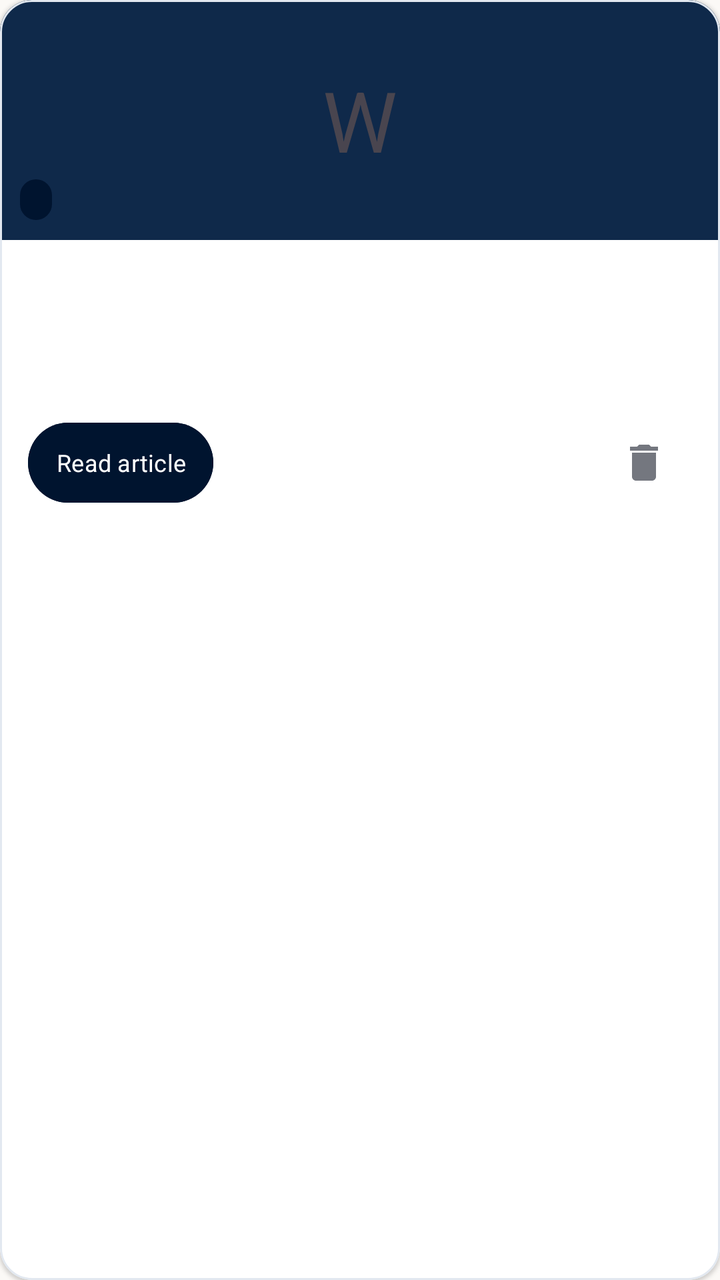
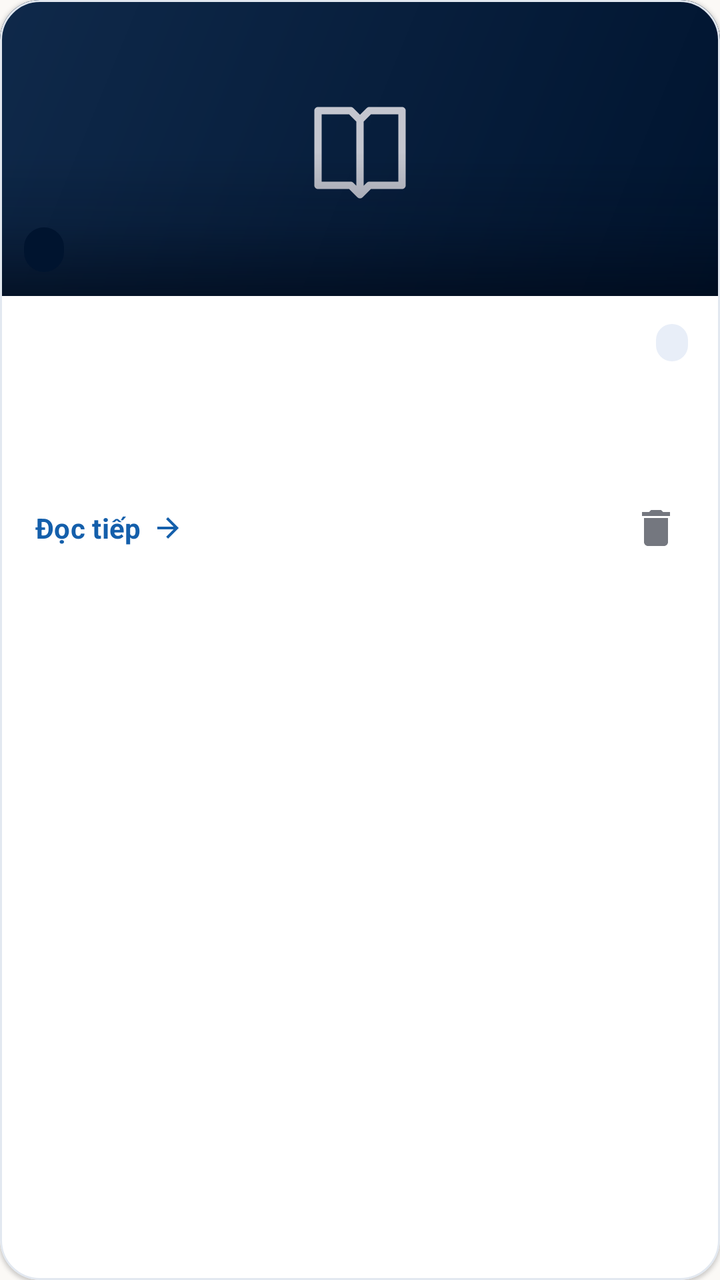

The first picture is an Android layout as it rendered before a commit; the second is the same layout after the commit. The layout source and the unified diff follow.
<!-- AndroidManifest.xml: application theme Theme.WikipediaClient -->
<!-- res/layout/item_bookmark.xml -->
<?xml version="1.0" encoding="utf-8"?>
<com.google.android.material.card.MaterialCardView
    xmlns:android="http://schemas.android.com/apk/res/android"
    xmlns:app="http://schemas.android.com/apk/res-auto"
    android:id="@+id/bookmark_card"
    android:layout_width="match_parent"
    android:layout_height="wrap_content"
    android:layout_marginStart="@dimen/page_gutter"
    android:layout_marginTop="16dp"
    android:layout_marginEnd="@dimen/page_gutter"
    app:cardBackgroundColor="@color/surface_container_lowest"
    app:cardCornerRadius="@dimen/card_radius"
    app:cardElevation="1dp"
    app:strokeColor="@color/card_stroke"
    app:strokeWidth="1dp">

    <LinearLayout
        android:layout_width="match_parent"
        android:layout_height="wrap_content"
        android:orientation="vertical">

        <FrameLayout
            android:layout_width="match_parent"
            android:layout_height="120dp"
            android:background="@color/primary_container">

            <TextView
                android:layout_width="wrap_content"
                android:layout_height="wrap_content"
                android:layout_gravity="center"
                android:text="@string/bookmark_cover"
                android:textSize="42sp" />

            <TextView
                android:layout_width="wrap_content"
                android:layout_height="wrap_content"
                android:layout_gravity="bottom|start"
                android:layout_margin="10dp"
                android:background="@drawable/bg_pill_dark"
                android:paddingStart="8dp"
                android:paddingTop="2dp"
                android:paddingEnd="8dp"
                android:paddingBottom="2dp"
                android:id="@+id/bookmark_date"
                android:textColor="@color/on_primary"
                android:textSize="12sp" />
        </FrameLayout>

        <LinearLayout
            android:layout_width="match_parent"
            android:layout_height="wrap_content"
            android:orientation="vertical"
            android:padding="14dp">

            <LinearLayout
                android:layout_width="match_parent"
                android:layout_height="wrap_content"
                android:orientation="horizontal" android:baselineAligned="false">

                <TextView
                    android:layout_width="0dp"
                    android:layout_height="wrap_content"
                    android:layout_weight="1"
                    android:id="@+id/bookmark_source"
                    android:textColor="@color/secondary"
                    android:textSize="12sp"
                    android:textStyle="bold" />

                <TextView
                    android:layout_width="wrap_content"
                    android:layout_height="wrap_content"
                    android:id="@+id/bookmark_availability"
                    android:textColor="@color/on_surface_variant"
                    android:textSize="12sp" />
            </LinearLayout>

            <TextView
                android:layout_width="match_parent"
                android:layout_height="wrap_content"
                android:layout_marginTop="2dp"
                android:fontFamily="serif"
                android:id="@+id/bookmark_title"
                android:textColor="@color/primary"
                android:textSize="18sp"
                android:textStyle="bold" />

            <TextView
                android:layout_width="match_parent"
                android:layout_height="wrap_content"
                android:layout_marginTop="4dp"
                android:ellipsize="end"
                android:maxLines="2"
                android:id="@+id/bookmark_url"
                android:textColor="@color/on_surface_variant"
                android:textSize="12sp" />

            <LinearLayout
                android:layout_width="match_parent"
                android:layout_height="wrap_content"
                android:layout_marginTop="10dp"
                android:gravity="center_vertical"
                android:orientation="horizontal" android:baselineAligned="false">

                <com.google.android.material.button.MaterialButton
                    android:id="@+id/bookmark_open"
                    android:layout_width="wrap_content"
                    android:layout_height="wrap_content"
                    android:minHeight="48dp"
                    android:backgroundTint="@color/primary"
                    android:paddingStart="14dp"
                    android:paddingEnd="14dp"
                    android:text="@string/bookmark_open"
                    android:textColor="@color/on_primary"
                    android:textSize="12sp" />

                <Space
                    android:layout_width="0dp"
                    android:layout_height="1dp"
                    android:layout_weight="1" />

                <ImageButton
                    android:id="@+id/bookmark_remove"
                    android:layout_width="48dp"
                    android:layout_height="wrap_content"
                    android:minHeight="48dp"
                    android:background="?attr/selectableItemBackgroundBorderless"
                    android:contentDescription="@string/bookmark_remove"
                    android:src="@drawable/ic_trash"
                    app:tint="@color/outline" />
            </LinearLayout>
        </LinearLayout>
    </LinearLayout>
</com.google.android.material.card.MaterialCardView>
<!-- resources referenced by this layout -->
<resources>
  <color name="card_stroke">#E2E8F0</color>
  <color name="on_primary">#FFFFFF</color>
  <color name="on_surface_variant">#44474E</color>
  <color name="outline">#74777F</color>
  <color name="primary">#00142F</color>
  <color name="primary_container">#0F294A</color>
  <color name="secondary">#145FAB</color>
  <color name="surface_container_lowest">#FFFFFF</color>
  <dimen name="card_radius">16dp</dimen>
  <dimen name="page_gutter">16dp</dimen>
  <!-- drawable bg_pill_dark (drawable) -->
  <?xml version="1.0" encoding="utf-8"?>
  <shape xmlns:android="http://schemas.android.com/apk/res/android"
      android:shape="rectangle">
      <corners android:radius="99dp" />
      <solid android:color="@color/primary" />
  </shape>
  <string name="bookmark_cover">W</string>
  <string name="bookmark_open">Read article</string>
  <string name="bookmark_remove">Remove</string>
  <color name="on_primary_container">#7A91B7</color>
  <color name="on_secondary">#FFFFFF</color>
  <color name="secondary_container">#D5E3FF</color>
  <color name="on_secondary_container">#00407A</color>
  <color name="surface">#FBF9F6</color>
  <color name="on_surface">#1B1C1A</color>
  <color name="surface_container">#EFEEEB</color>
  <style name="Widget.WikiRead.ActiveIndicator" parent="Widget.Material3.BottomNavigationView.ActiveIndicator">
          <item name="android:color">@color/primary</item>
      </style>
  <!-- unchanged entries left out for length: 3 -->
</resources>

<!-- the commit's change to res/layout/item_bookmark.xml (unified diff, before → after) -->
@@ -6,10 +6,12 @@
     android:layout_width="match_parent"
     android:layout_height="wrap_content"
     android:layout_marginStart="@dimen/page_gutter"
-    android:layout_marginTop="16dp"
+    android:layout_marginTop="14dp"
     android:layout_marginEnd="@dimen/page_gutter"
+    android:clickable="true"
+    android:focusable="true"
     app:cardBackgroundColor="@color/surface_container_lowest"
-    app:cardCornerRadius="@dimen/card_radius"
+    app:cardCornerRadius="@dimen/card_radius_large"
     app:cardElevation="1dp"
     app:strokeColor="@color/card_stroke"
     app:strokeWidth="1dp">
@@ -19,29 +21,36 @@
         android:layout_height="wrap_content"
         android:orientation="vertical">
 
+        
         <FrameLayout
             android:layout_width="match_parent"
-            android:layout_height="120dp"
-            android:background="@color/primary_container">
+            android:layout_height="148dp">
+
+            <ImageView
+                android:id="@+id/bookmark_cover"
+                android:layout_width="match_parent"
+                android:layout_height="match_parent"
+                android:background="@drawable/bg_hero_placeholder"
+                android:importantForAccessibility="no"
+                android:scaleType="centerCrop" />
+
+            <View
+                android:layout_width="match_parent"
+                android:layout_height="72dp"
+                android:layout_gravity="bottom"
+                android:background="@drawable/bg_scrim_bottom" />
 
             <TextView
-                android:layout_width="wrap_content"
-                android:layout_height="wrap_content"
-                android:layout_gravity="center"
-                android:text="@string/bookmark_cover"
-                android:textSize="42sp" />
-
-            <TextView
+                android:id="@+id/bookmark_date"
                 android:layout_width="wrap_content"
                 android:layout_height="wrap_content"
                 android:layout_gravity="bottom|start"
-                android:layout_margin="10dp"
+                android:layout_margin="12dp"
                 android:background="@drawable/bg_pill_dark"
-                android:paddingStart="8dp"
-                android:paddingTop="2dp"
-                android:paddingEnd="8dp"
-                android:paddingBottom="2dp"
-                android:id="@+id/bookmark_date"
+                android:paddingStart="10dp"
+                android:paddingTop="3dp"
+                android:paddingEnd="10dp"
+                android:paddingBottom="3dp"
                 android:textColor="@color/on_primary"
                 android:textSize="12sp" />
         </FrameLayout>
@@ -50,68 +59,86 @@
             android:layout_width="match_parent"
             android:layout_height="wrap_content"
             android:orientation="vertical"
-            android:padding="14dp">
+            android:paddingStart="16dp"
+            android:paddingTop="14dp"
+            android:paddingEnd="8dp"
+            android:paddingBottom="8dp">
 
             <LinearLayout
                 android:layout_width="match_parent"
                 android:layout_height="wrap_content"
-                android:orientation="horizontal" android:baselineAligned="false">
+                android:layout_marginEnd="8dp"
+                android:baselineAligned="false"
+                android:gravity="center_vertical"
+                android:orientation="horizontal">
 
                 <TextView
+                    android:id="@+id/bookmark_source"
                     android:layout_width="0dp"
                     android:layout_height="wrap_content"
                     android:layout_weight="1"
-                    android:id="@+id/bookmark_source"
-                    android:textColor="@color/secondary"
-                    android:textSize="12sp"
-                    android:textStyle="bold" />
+                    android:textAppearance="@style/TextAppearance.WikiRead.Overline" />
 
                 <TextView
+                    android:id="@+id/bookmark_availability"
                     android:layout_width="wrap_content"
                     android:layout_height="wrap_content"
-                    android:id="@+id/bookmark_availability"
-                    android:textColor="@color/on_surface_variant"
-                    android:textSize="12sp" />
+                    android:background="@drawable/bg_badge_secondary"
+                    android:paddingStart="8dp"
+                    android:paddingTop="2dp"
+                    android:paddingEnd="8dp"
+                    android:paddingBottom="2dp"
+                    android:textColor="@color/secondary"
+                    android:textSize="11sp" />
             </LinearLayout>
 
             <TextView
+                android:id="@+id/bookmark_title"
                 android:layout_width="match_parent"
                 android:layout_height="wrap_content"
-                android:layout_marginTop="2dp"
+                android:layout_marginTop="4dp"
+                android:layout_marginEnd="8dp"
+                android:ellipsize="end"
                 android:fontFamily="serif"
-                android:id="@+id/bookmark_title"
+                android:maxLines="2"
                 android:textColor="@color/primary"
-                android:textSize="18sp"
+                android:textSize="20sp"
                 android:textStyle="bold" />
 
             <TextView
+                android:id="@+id/bookmark_url"
                 android:layout_width="match_parent"
                 android:layout_height="wrap_content"
                 android:layout_marginTop="4dp"
-                android:ellipsize="end"
-                android:maxLines="2"
-                android:id="@+id/bookmark_url"
-                android:textColor="@color/on_surface_variant"
+                android:layout_marginEnd="8dp"
+                android:ellipsize="middle"
+                android:singleLine="true"
+                android:textColor="@color/outline"
                 android:textSize="12sp" />
 
             <LinearLayout
                 android:layout_width="match_parent"
                 android:layout_height="wrap_content"
-                android:layout_marginTop="10dp"
+                android:layout_marginTop="8dp"
+                android:baselineAligned="false"
                 android:gravity="center_vertical"
-                android:orientation="horizontal" android:baselineAligned="false">
+                android:orientation="horizontal">
 
                 <com.google.android.material.button.MaterialButton
                     android:id="@+id/bookmark_open"
+                    style="@style/Widget.Material3.Button.TextButton"
                     android:layout_width="wrap_content"
                     android:layout_height="wrap_content"
                     android:minHeight="48dp"
-                    android:backgroundTint="@color/primary"
-                    android:paddingStart="14dp"
-                    android:paddingEnd="14dp"
+                    android:paddingStart="0dp"
                     android:text="@string/bookmark_open"
-                    android:textColor="@color/on_primary"
-                    android:textSize="12sp" />
+                    android:textColor="@color/secondary"
+                    android:textSize="14sp"
+                    android:textStyle="bold"
+                    app:icon="@drawable/ic_arrow_forward"
+                    app:iconGravity="end"
+                    app:iconSize="16dp"
+                    app:iconTint="@color/secondary" />
 
                 <Space
                     android:layout_width="0dp"
@@ -121,8 +148,7 @@
                 <ImageButton
                     android:id="@+id/bookmark_remove"
                     android:layout_width="48dp"
-                    android:layout_height="wrap_content"
-                    android:minHeight="48dp"
+                    android:layout_height="48dp"
                     android:background="?attr/selectableItemBackgroundBorderless"
                     android:contentDescription="@string/bookmark_remove"
                     android:src="@drawable/ic_trash"
<!-- resource entries referenced after the edit -->
@@ -3,13 +3,40 @@
   <color name="card_stroke">#E2E8F0</color>
   <color name="on_primary">#FFFFFF</color>
   <color name="on_surface_variant">#44474E</color>
+  <color name="outline_variant">#C4C6CF</color>
   <color name="outline">#74777F</color>
   <color name="primary">#00142F</color>
   <color name="primary_container">#0F294A</color>
+  <!-- drawable ic_book_muted (drawable) -->
+  <vector xmlns:android="http://schemas.android.com/apk/res/android"
+      android:width="24dp" android:height="24dp" android:viewportWidth="24" android:viewportHeight="24">
+      <path android:pathData="M3,4L10,4L12,6L14,4L21,4L21,20L14,20L12,22L10,20L3,20Z M12,6L12,22" android:fillColor="@android:color/transparent"
+          android:strokeColor="@color/outline_variant" android:strokeWidth="1.6"
+          android:strokeLineCap="round" android:strokeLineJoin="round" />
+  </vector>
   <color name="secondary">#145FAB</color>
   <color name="surface_container_lowest">#FFFFFF</color>
-  <dimen name="card_radius">16dp</dimen>
+  <dimen name="card_radius_large">20dp</dimen>
   <dimen name="page_gutter">16dp</dimen>
+  <!-- drawable bg_badge_secondary (drawable) -->
+  <?xml version="1.0" encoding="utf-8"?>
+  <shape xmlns:android="http://schemas.android.com/apk/res/android"
+      android:shape="rectangle">
+      <corners android:radius="99dp" />
+      <solid android:color="@color/badge_bg" />
+  </shape>
+  <!-- drawable bg_hero_placeholder (drawable) -->
+  <?xml version="1.0" encoding="utf-8"?>
+  <layer-list xmlns:android="http://schemas.android.com/apk/res/android">
+      <item>
+          <shape android:shape="rectangle">
+              <gradient android:angle="315" android:startColor="@color/primary_container"
+                  android:endColor="@color/primary" />
+          </shape>
+      </item>
+      <item android:width="56dp" android:height="56dp" android:gravity="center"
+          android:drawable="@drawable/ic_book_muted" />
+  </layer-list>
   <!-- drawable bg_pill_dark (drawable) -->
   <?xml version="1.0" encoding="utf-8"?>
   <shape xmlns:android="http://schemas.android.com/apk/res/android"
@@ -17,9 +44,32 @@
       <corners android:radius="99dp" />
       <solid android:color="@color/primary" />
   </shape>
-  <string name="bookmark_cover">W</string>
-  <string name="bookmark_open">Read article</string>
-  <string name="bookmark_remove">Remove</string>
+  <!-- drawable bg_scrim_bottom (drawable) -->
+  <?xml version="1.0" encoding="utf-8"?>
+  <shape xmlns:android="http://schemas.android.com/apk/res/android" android:shape="rectangle">
+      <gradient android:angle="90" android:startColor="#B3000A1A" android:centerColor="#33000A1A"
+          android:endColor="#00000000" />
+  </shape>
+  <!-- drawable ic_arrow_forward (drawable) -->
+  <vector xmlns:android="http://schemas.android.com/apk/res/android"
+      android:width="24dp"
+      android:height="24dp"
+      android:viewportWidth="24"
+      android:viewportHeight="24">
+      <path
+          android:fillColor="@color/on_primary"
+          android:pathData="M12,4l-1.41,1.41L16.17,11H4v2h12.17l-5.58,5.59L12,20l8,-8z" />
+  </vector>
+  <string name="bookmark_open">Đọc tiếp</string>
+  <string name="bookmark_remove">Xóa</string>
+  <style name="TextAppearance.WikiRead.Overline" parent="TextAppearance.Material3.LabelSmall">
+          <item name="android:textSize">11sp</item>
+          <item name="android:textStyle">bold</item>
+          <item name="android:letterSpacing">0.06</item>
+          <item name="android:textAllCaps">true</item>
+          <item name="android:textColor">@color/secondary</item>
+      </style>
+  <color name="badge_bg">#E8EEF8</color>
   <color name="on_primary_container">#7A91B7</color>
   <color name="on_secondary">#FFFFFF</color>
   <color name="secondary_container">#D5E3FF</color>
